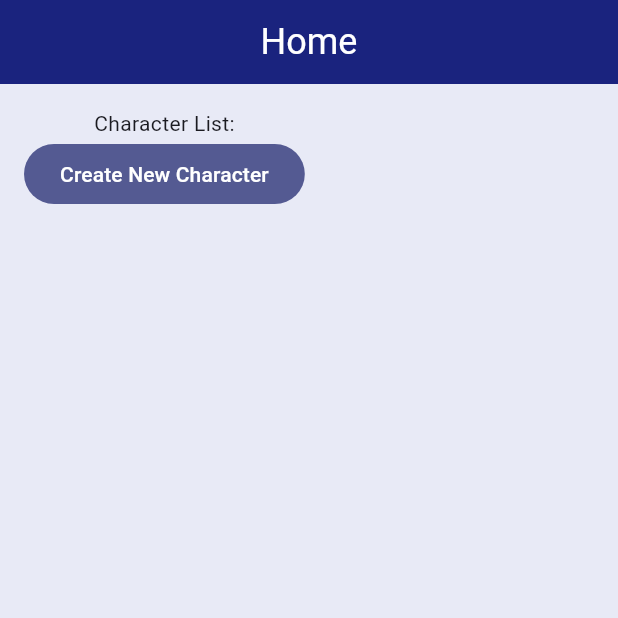
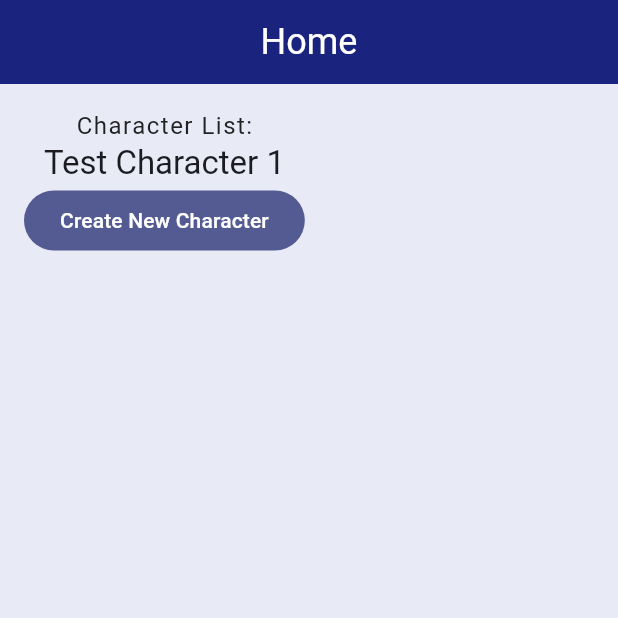
Before and after one commit to ouhoy/flutter_rpg, a Flutter app: the screen it shows after launch, on a phone screen of 412 x 824 dp, the top half of it. Run offline on Flutter 3.47's test engine with Material 3 defaults, Android fonts, the phone set to English and light mode, and no system bars.

Commit message:
add text theme

```diff
--- a/lib/screens/home/home.dart
+++ b/lib/screens/home/home.dart
@@ -1,4 +1,5 @@
 import 'package:flutter/material.dart';
+import 'package:flutter_rpg/theme.dart';
 
 class Home extends StatefulWidget {
   const Home({super.key});
@@ -15,14 +16,17 @@ class _HomeState extends State<Home> {
           title: const Text('Home'),
           centerTitle: true,
         ),
-      body:  Container(
+        body: Container(
             padding: const EdgeInsets.all(16),
             child: Column(
               children: [
                 const Text("Character List:"),
-              FilledButton(onPressed: () {}, child: const Text("Create New Character")),
+                Text("Test Character 1",
+                    style: Theme.of(context).textTheme.titleLarge),
+                FilledButton(
+                    onPressed: () {},
+                    child: const Text("Create New Character")),
               ],
-          ))
-    );
+            )));
   }
 }
```
Also changed, not shown: lib/theme.dart (+17 -4 lines). Lines whose indentation alone changed are shown as unchanged.
